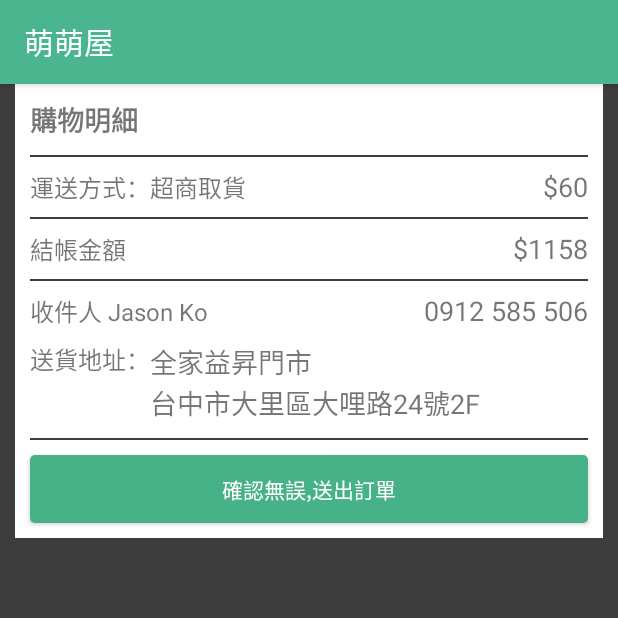
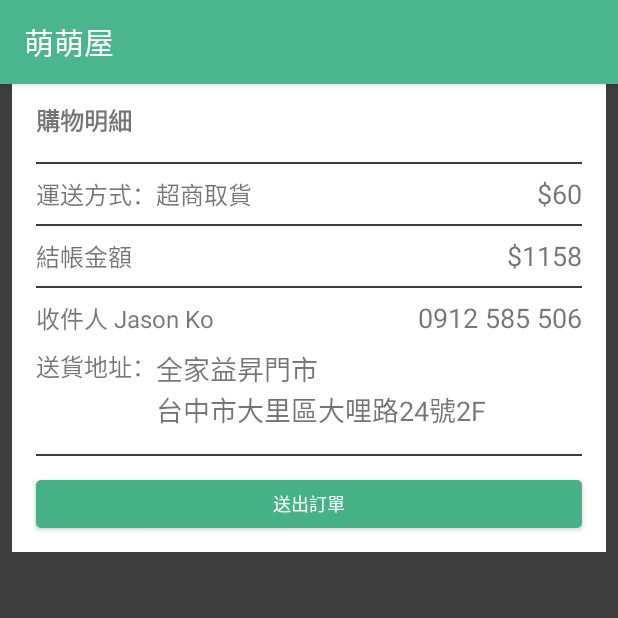
Before and after one commit to kosbrother/AndroidMongMong, an Android app: the fragment PurchaseFragment3 shown on its own in the app's theme, on a phone screen of 412 x 824 dp, the top half of it. Run offline under Robolectric (Android 15) with nearby library versions, the phone set to English and light mode, and no system bars.

Commit message:
Modify purchase 3 layout

```diff
--- a/app/src/main/res/layout/fragment_purchase3.xml
+++ b/app/src/main/res/layout/fragment_purchase3.xml
@@ -1,209 +1,186 @@
 <?xml version="1.0" encoding="utf-8"?>
 <RelativeLayout xmlns:android="http://schemas.android.com/apk/res/android"
-    android:orientation="vertical" android:layout_width="match_parent"
+    android:layout_width="match_parent"
     android:layout_height="match_parent"
     android:background="@color/gray_background"
-    >
-
-
+    android:orientation="vertical">
 
     <ScrollView
         android:layout_width="match_parent"
         android:layout_height="wrap_content"
-        android:paddingBottom="20dp"
-        >
+        android:paddingBottom="24dp">
 
         <LinearLayout
             android:layout_width="match_parent"
-            android:layout_height="match_parent"
-            android:orientation="vertical"
-            android:layout_marginLeft="10dp"
-            android:layout_marginRight="10dp"
+            android:layout_height="wrap_content"
             android:layout_marginBottom="20dp"
+            android:layout_marginLeft="8dp"
+            android:layout_marginRight="8dp"
             android:background="@color/white"
-            >
+            android:orientation="vertical">
 
             <TextView
                 android:layout_width="wrap_content"
                 android:layout_height="wrap_content"
+                android:layout_marginLeft="16dp"
+                android:layout_marginRight="16dp"
+                android:layout_marginTop="12dp"
                 android:text="購物明細"
-                android:textSize="18dp"
-                android:layout_marginLeft="10dp"
-                android:layout_marginTop="10dp"
-                android:textStyle="bold"
-                />
+                android:textSize="16sp"
+                android:textStyle="bold" />
 
-
-            <LinearLayout
+            <View
                 android:layout_width="match_parent"
                 android:layout_height="1dp"
-                android:background="@color/gray_background"
-                android:layout_marginLeft="10dp"
-                android:layout_marginRight="10dp"
-                android:layout_marginTop="10dp"
-                ></LinearLayout>
+                android:layout_marginLeft="16dp"
+                android:layout_marginRight="16dp"
+                android:layout_marginTop="16dp"
+                android:background="@color/gray_background" />
 
             <android.support.v7.widget.RecyclerView
                 android:id="@+id/recycler_buy_goods"
                 android:layout_width="match_parent"
-                android:layout_height="wrap_content"
-                />
+                android:layout_height="wrap_content" />
 
             <LinearLayout
                 android:layout_width="match_parent"
                 android:layout_height="40dp"
-                android:orientation="horizontal"
+                android:layout_marginLeft="16dp"
+                android:layout_marginRight="16dp"
                 android:gravity="center_vertical"
-                android:layout_marginLeft="10dp"
-                android:layout_marginRight="10dp"
-                >
+                android:orientation="horizontal">
+
                 <TextView
                     android:layout_width="0dp"
                     android:layout_height="wrap_content"
                     android:layout_weight="1"
                     android:text="運送方式：超商取貨"
-                    android:textSize="16dp"
-                    />
+                    android:textSize="16dp" />
 
                 <TextView
                     android:id="@+id/fragment3_shipping_price_text"
                     android:layout_width="wrap_content"
                     android:layout_height="wrap_content"
                     android:text="$60"
-                    android:textSize="18dp"
-                    />
+                    android:textSize="18dp" />
             </LinearLayout>
 
-            <LinearLayout
+            <View
                 android:layout_width="match_parent"
                 android:layout_height="1dp"
-                android:background="@color/gray_background"
-                android:layout_marginLeft="10dp"
-                android:layout_marginRight="10dp"
-                ></LinearLayout>
+                android:layout_marginLeft="16dp"
+                android:layout_marginRight="16dp"
+                android:background="@color/gray_background" />
 
             <LinearLayout
                 android:layout_width="match_parent"
                 android:layout_height="40dp"
-                android:orientation="horizontal"
+                android:layout_marginLeft="16dp"
+                android:layout_marginRight="16dp"
                 android:gravity="center_vertical"
-                android:layout_marginLeft="10dp"
-                android:layout_marginRight="10dp"
-                >
+                android:orientation="horizontal">
+
                 <TextView
                     android:layout_width="0dp"
                     android:layout_height="wrap_content"
                     android:layout_weight="1"
                     android:text="結帳金額"
-                    android:textSize="16dp"
-                    />
+                    android:textSize="16dp" />
 
                 <TextView
                     android:id="@+id/fragment3_total_price_text"
                     android:layout_width="wrap_content"
                     android:layout_height="wrap_content"
                     android:text="$1158"
-                    android:textSize="18dp"
-                    />
+                    android:textSize="18dp" />
             </LinearLayout>
 
-            <LinearLayout
+            <View
                 android:layout_width="match_parent"
                 android:layout_height="1dp"
-                android:background="@color/gray_background"
-                android:layout_marginLeft="10dp"
-                android:layout_marginRight="10dp"
-                ></LinearLayout>
+                android:layout_marginLeft="16dp"
+                android:layout_marginRight="16dp"
+                android:background="@color/gray_background" />
 
             <LinearLayout
                 android:layout_width="match_parent"
                 android:layout_height="40dp"
-                android:orientation="horizontal"
+                android:layout_marginLeft="16dp"
+                android:layout_marginRight="16dp"
                 android:gravity="center_vertical"
-                android:layout_marginLeft="10dp"
-                android:layout_marginRight="10dp"
-                >
+                android:orientation="horizontal">
+
                 <TextView
                     android:id="@+id/fragment3_shipping_name_text"
                     android:layout_width="0dp"
                     android:layout_height="wrap_content"
                     android:layout_weight="1"
                     android:text="收件人 Jason Ko"
-                    android:textSize="16dp"
-                    />
+                    android:textSize="16dp" />
 
                 <TextView
                     android:id="@+id/fragment3_shipping_phone_text"
                     android:layout_width="wrap_content"
                     android:layout_height="wrap_content"
                     android:text="0912 585 506"
-                    android:textSize="18dp"
-                    />
+                    android:textSize="18dp" />
             </LinearLayout>
 
 
             <LinearLayout
                 android:layout_width="match_parent"
                 android:layout_height="wrap_content"
-                android:orientation="horizontal"
-                android:layout_marginLeft="10dp"
-                android:layout_marginRight="10dp"
-                >
+                android:layout_marginLeft="16dp"
+                android:layout_marginRight="16dp"
+                android:orientation="horizontal">
+
                 <TextView
                     android:layout_width="wrap_content"
                     android:layout_height="wrap_content"
                     android:text="送貨地址："
-                    android:textSize="16dp"
-                    />
+                    android:textSize="16dp" />
 
                 <LinearLayout
                     android:layout_width="wrap_content"
                     android:layout_height="wrap_content"
-                    android:orientation="vertical"
-                    >
+                    android:orientation="vertical">
 
                     <TextView
                         android:id="@+id/fragment3_shipping_store_name_text"
                         android:layout_width="wrap_content"
                         android:layout_height="wrap_content"
                         android:text="全家益昇門市"
-                        android:textSize="18dp"
-                        />
+                        android:textSize="18dp" />
 
                     <TextView
                         android:id="@+id/fragment3_shipping_store_address_text"
                         android:layout_width="wrap_content"
                         android:layout_height="wrap_content"
                         android:text="台中市大里區大哩路24號2F"
-                        android:textSize="18dp"
-                        />
+                        android:textSize="18dp" />
 
 
                 </LinearLayout>
 
             </LinearLayout>
 
-            <LinearLayout
+            <View
                 android:layout_width="match_parent"
                 android:layout_height="1dp"
-                android:background="@color/gray_background"
-                android:layout_marginLeft="10dp"
-                android:layout_marginRight="10dp"
-                android:layout_marginTop="10dp"
-                ></LinearLayout>
+                android:layout_marginLeft="16dp"
+                android:layout_marginRight="16dp"
+                android:layout_marginTop="16dp"
+                android:background="@color/gray_background" />
 
             <Button
                 android:id="@+id/fragment3_send_button"
                 android:layout_width="match_parent"
-                android:layout_height="45dp"
-                android:text="確認無誤,送出訂單"
-                android:layout_marginLeft="10dp"
-                android:layout_marginRight="10dp"
+                android:layout_height="32dp"
+                android:layout_margin="16dp"
                 android:background="@drawable/button_green_selector"
+                android:text="送出訂單"
                 android:textColor="@color/white"
-                android:layout_marginTop="10dp"
-                android:layout_marginBottom="10dp"
-                />
+                android:textSize="12sp" />
 
         </LinearLayout>
 
@@ -216,7 +193,6 @@
         android:layout_height="wrap_content"
         android:layout_centerInParent="true"
         android:paddingBottom="50dp"
-        android:visibility="gone"
-        />
+        android:visibility="gone" />
 
 </RelativeLayout>
```
